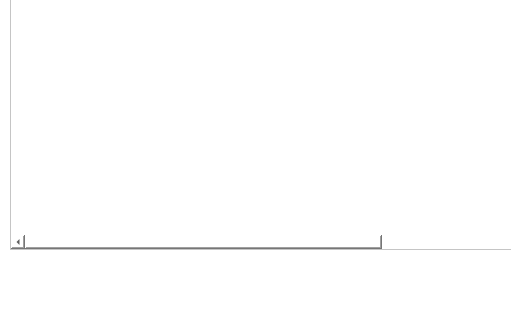
Old version of the form view/formPossibilities.ui in the repository mateuscosta27/WebScraping; both pictures show x 0 to 511 and y 330 to 650 of the 1275 by 650 pixel window.
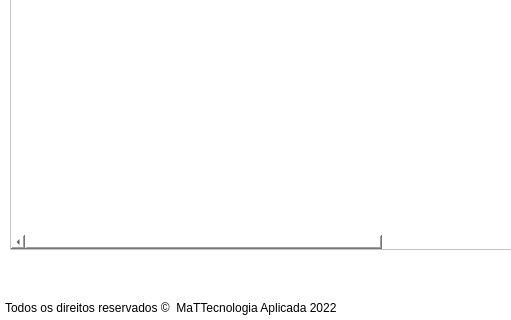
New version of the form. Icons and pictures are not drawn.

Commit message: Desenvolvimento de arquivo principal para controle das telas

```diff
--- a/view/formPossibilities.ui
+++ b/view/formPossibilities.ui
@@ -622,6 +622,23 @@
      <string>&lt;html&gt;&lt;head/&gt;&lt;body&gt;&lt;p align=&quot;center&quot;&gt;&lt;span style=&quot; font-size:12pt;&quot;&gt;Jogos&lt;/span&gt;&lt;/p&gt;&lt;/body&gt;&lt;/html&gt;</string>
     </property>
    </widget>
+   <widget class="QLabel" name="label">
+    <property name="geometry">
+     <rect>
+      <x>5</x>
+      <y>630</y>
+      <width>351</width>
+      <height>16</height>
+     </rect>
+    </property>
+    <property name="styleSheet">
+     <string notr="true">font: 8pt &quot;Arial Rounded MT Bold&quot;;
+color: rgb(0, 0, 0);</string>
+    </property>
+    <property name="text">
+     <string>Todos os direitos reservados ©  MaTTecnologia Aplicada 2022</string>
+    </property>
+   </widget>
   </widget>
  </widget>
  <resources/>
```
The commit also changes 4 other files.
